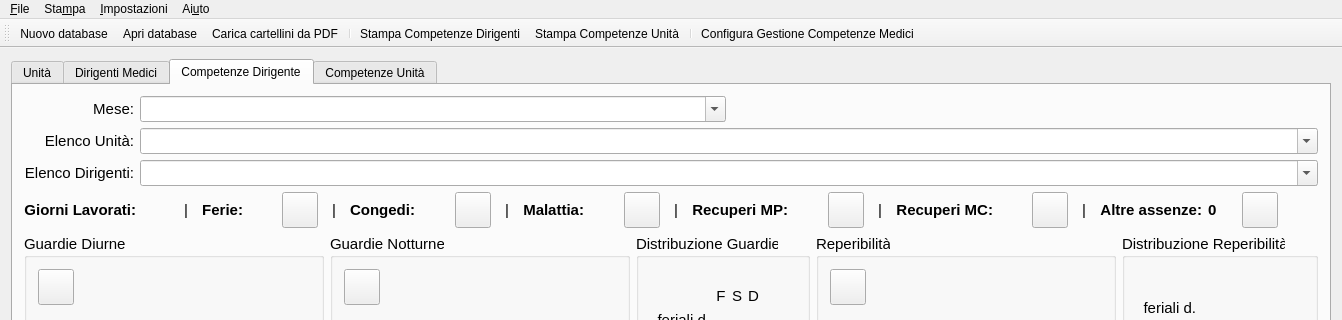
Above: mainwindow.ui from gcala/GestioneCompetenzeMedici before the change; both pictures show x 0 to 1342 and y 0 to 320 of the 1342 by 739 pixel window. Below: the same form after it.
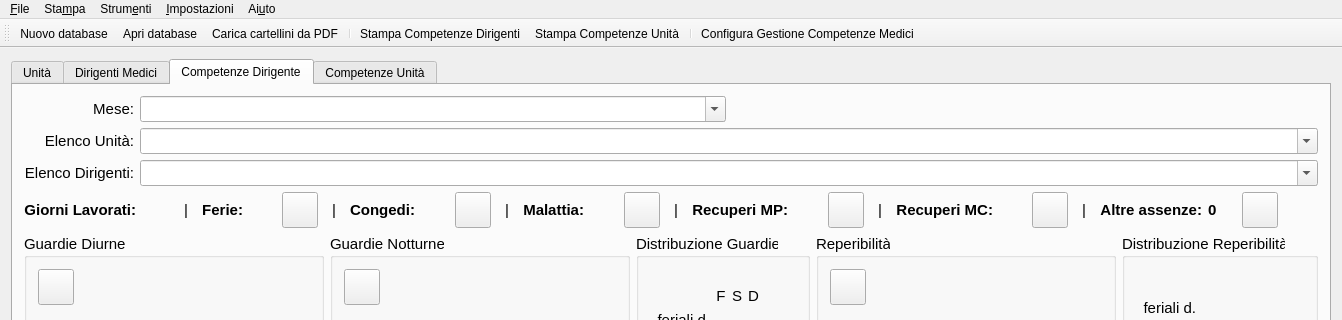
That is the form after the change. Icons and pictures are not drawn. Custom widgets are drawn as their Qt base class.

What changed in the file:
```diff
--- a/mainwindow.ui
+++ b/mainwindow.ui
@@ -3495,8 +3495,15 @@
     <addaction name="actionStampaCompetenzeDirigenti"/>
     <addaction name="actionStampaCompetenzeUnita"/>
    </widget>
+   <widget class="QMenu" name="menuStrumenti">
+    <property name="title">
+     <string>Strum&amp;enti</string>
+    </property>
+    <addaction name="actionRicalcolaDeficit"/>
+   </widget>
    <addaction name="menu_File"/>
    <addaction name="menu_Stampa"/>
+   <addaction name="menuStrumenti"/>
    <addaction name="menu_Impostazioni"/>
    <addaction name="menu_Aiuto"/>
   </widget>
```
Left out of the diff: 9 changed lines with no effect on the pictures.
